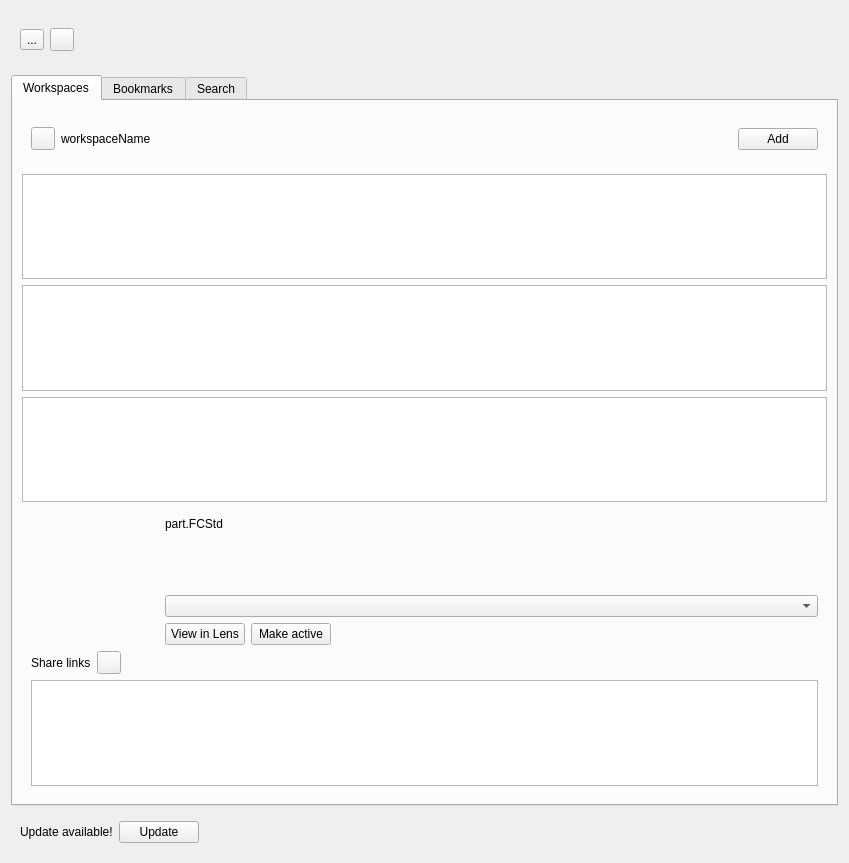
This is WorkspaceView.ui in Ondsel-Development/Ondsel-Lens-Addon as Qt 5 draws it before an edit. The edited form follows.
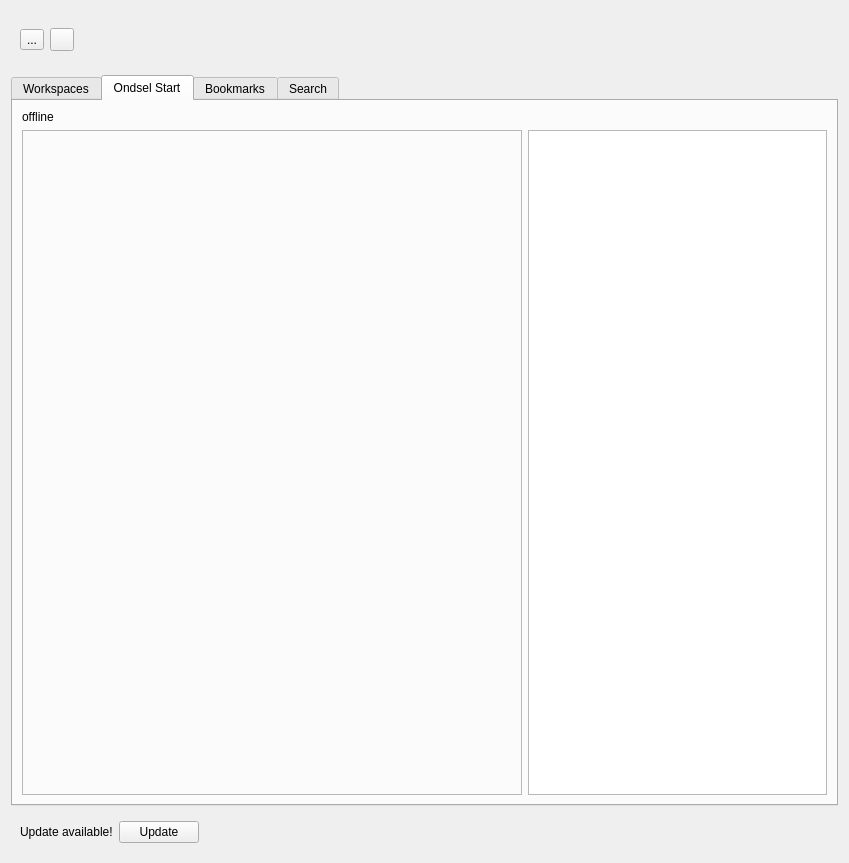
This is the edited form. Icons and pictures are not drawn.

Commit message:
LA-175 - Add "Ondsel Start" tab (#142)
* Code changes placed into branch

* Black reformatting

* Reverted some .ui file changes

* Added play-outline icon

* Refactored/renamed delegates reduce code duplication; added mistune markdown library

* Black reformatting

* Remove a PySide2 reference

* Enable the mistune library

* Revert some .ui changes

---------

What changed in the file:
```diff
--- a/WorkspaceView.ui
+++ b/WorkspaceView.ui
@@ -78,7 +78,7 @@
       <string/>
      </property>
      <property name="currentIndex">
-      <number>0</number>
+      <number>1</number>
      </property>
      <property name="iconSize">
       <size>
@@ -386,6 +386,53 @@
        </item>
       </layout>
      </widget>
+     <widget class="QWidget" name="tabOndselStart">
+      <property name="sizePolicy">
+       <sizepolicy hsizetype="Expanding" vsizetype="Expanding">
+        <horstretch>0</horstretch>
+        <verstretch>0</verstretch>
+       </sizepolicy>
+      </property>
+      <property name="toolTip">
+       <string/>
+      </property>
+      <attribute name="title">
+       <string>Ondsel Start</string>
+      </attribute>
+      <layout class="QVBoxLayout" name="verticalLayout_6">
+       <item>
+        <widget class="QLabel" name="ondselStartStatusLabel">
+         <property name="text">
+          <string>offline</string>
+         </property>
+        </widget>
+       </item>
+       <item>
+        <layout class="QHBoxLayout" name="horizontalLayout_3">
+         <item>
+          <widget class="QFrame" name="ondselPromotionsFrame">
+           <property name="frameShape">
+            <enum>QFrame::StyledPanel</enum>
+           </property>
+           <property name="frameShadow">
+            <enum>QFrame::Raised</enum>
+           </property>
+           <property name="minimumSize">
+            <size>
+             <width>500</width>
+             <height>0</height>
+            </size>
+           </property>
+           <layout class="QVBoxLayout" name="ondselPromotionsFrameLayout"/>
+          </widget>
+         </item>
+         <item>
+          <widget class="QTextBrowser" name="ondselHomePageTextBrowser"/>
+         </item>
+        </layout>
+       </item>
+      </layout>
+     </widget>
      <widget class="QWidget" name="tabBookmarks">
       <property name="sizePolicy">
        <sizepolicy hsizetype="Expanding" vsizetype="Expanding">
```
The commit also changes 14 other files.
